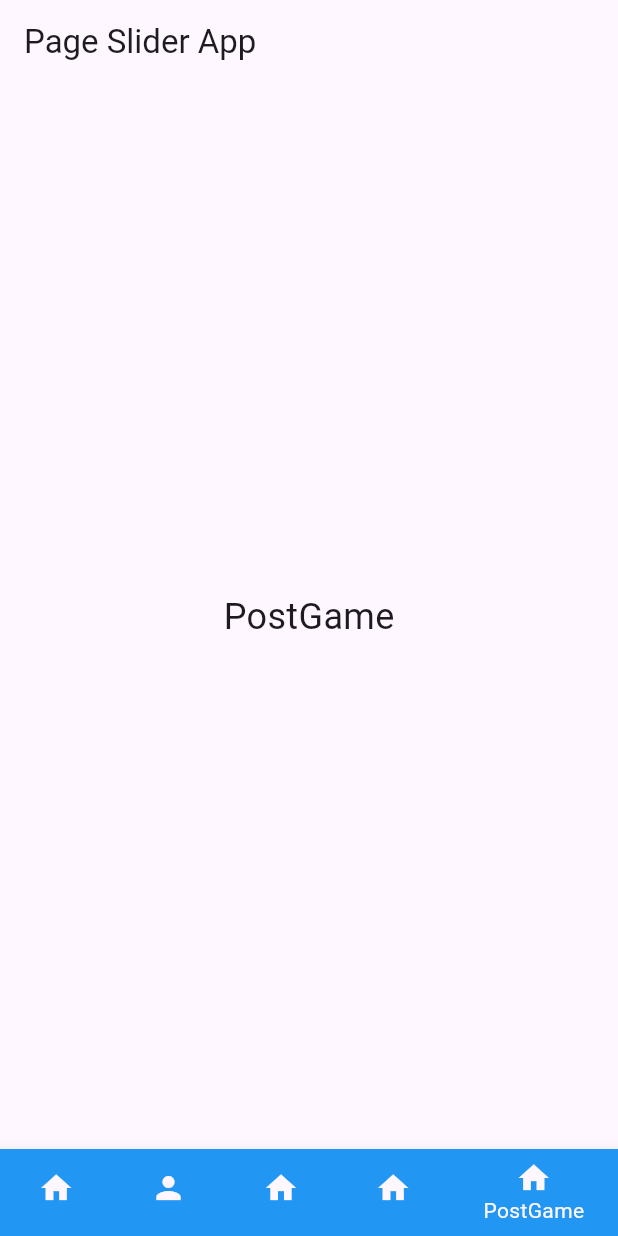
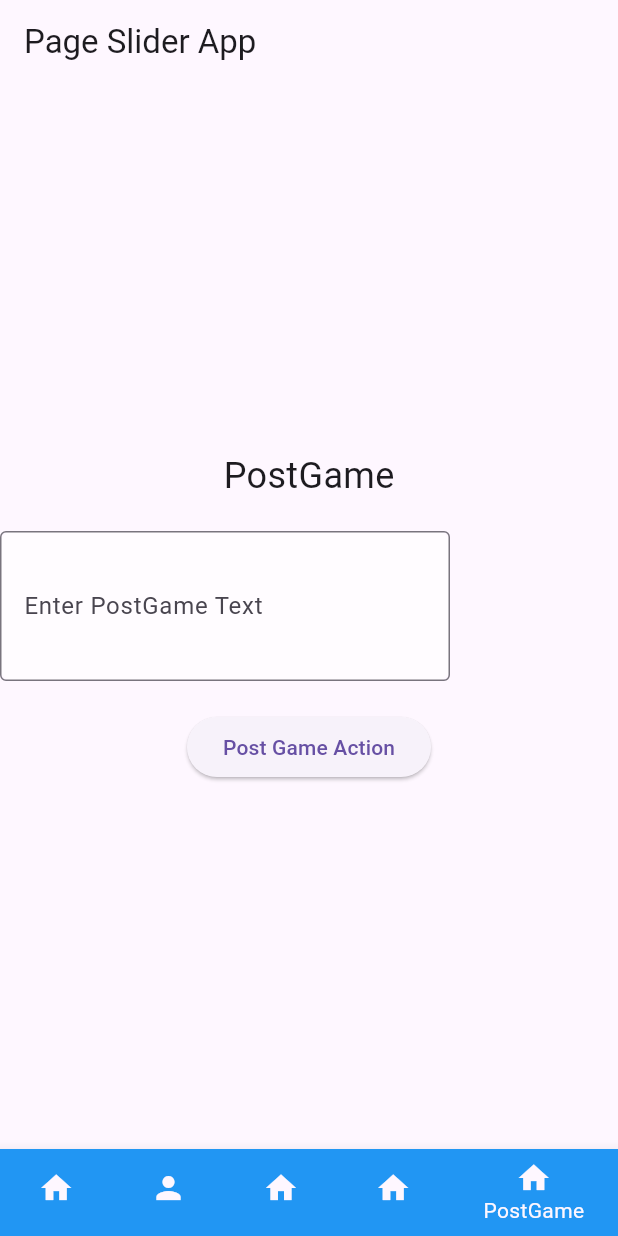
Before and after one commit to FRC4903/ScoutApp2024, a Flutter app: the screen it shows after launch, swiped to page 5, on a phone screen of 412 x 824 dp. Run offline on Flutter 3.47's test engine with Material 3 defaults, Android fonts, the phone set to English and light mode, and no system bars.

Commit message:
Added text widget

```diff
--- a/scout_app_2024/lib/Auto.dart
+++ b/scout_app_2024/lib/Auto.dart
@@ -6,10 +6,12 @@ class Auto extends StatefulWidget {
   final inputs;
   final callback;
 
+  @override
   State<Auto> createState() => Funkyauto();
 }
 
 class Funkyauto extends State<Auto> {
+  @override
   Widget build(BuildContext context) {
     return const Center(
       child: Text(
--- a/scout_app_2024/lib/PostGame.dart
+++ b/scout_app_2024/lib/PostGame.dart
@@ -1,16 +1,116 @@
 import 'package:flutter/material.dart';
 
+typedef StringCallback = void Function(String value);
+
 class PostGame extends StatelessWidget {
-  const PostGame({super.key, required this.inputs, required this.callback});
-  final inputs;
-  final callback;
+  const PostGame({Key? key, required this.inputs, required this.callback}) : super(key: key);
+
+  final dynamic inputs; // You might want to change the type of inputs based on your needs
+  final StringCallback callback;
+
   @override
   Widget build(BuildContext context) {
-    return const Center(
-      child: Text(
-        'PostGame',
-        style: TextStyle(fontSize: 24),
+    return Column(
+      mainAxisAlignment: MainAxisAlignment.center,
+      children: [
+        const Text(
+          'PostGame',
+          style: TextStyle(fontSize: 24),
+        ),
+        SizedBox(height: 20),
+        TextInput(
+          title: 'Enter PostGame Text',
+          callback: (text) {
+            // Handle the entered text
+            callback(text);
+          },
+          initial: '',
+        ),
+        SizedBox(height: 20),
+        ElevatedButton(
+          onPressed: () {
+            // Perform post-game action with inputs
+            callback(inputs);
+          },
+          child: const Text('Post Game Action'),
+        ),
+      ],
+    );
+  }
+}
+
+class TextInput extends StatefulWidget {
+  const TextInput({
+    Key? key,
+    required this.title,
+    required this.callback,
+    this.initial = '',
+  }) : super(key: key);
+
+  final String title;
+  final StringCallback callback;
+  final String initial;
+
+  @override
+  State<TextInput> createState() => TextState();
+}
+
+class TextState extends State<TextInput> {
+  String value = '';
+  late TextEditingController textController;
+  late FocusNode focus;
+
+  @override
+  void initState() {
+    super.initState();
+    textController = TextEditingController(text: widget.initial);
+    focus = FocusNode();
+    focus.addListener(() {
+      if (!focus.hasFocus) {
+        setText();
+      }
+    });
+  }
+
+  @override
+  void dispose() {
+    focus.removeListener(() {});
+    textController.dispose();
+    super.dispose();
+  }
+
+  @override
+  Widget build(BuildContext context) {
+    return Container(
+      child: Row(
+        children: [
+          Container(
+            width: 300,
+            height: 100,
+            decoration: BoxDecoration(
+              color: const Color.fromARGB(144, 255, 255, 255),
+              borderRadius: BorderRadius.circular(9.0),
+            ),
+            child: TextField(
+              focusNode: focus,
+              controller: textController,
+              style: const TextStyle(height: 5),
+              decoration: InputDecoration(
+                border: const OutlineInputBorder(),
+                labelText: widget.title,
+                hintText: 'Enter text here...',
+              ),
+            ),
+          ),
+        ],
       ),
     );
   }
+
+  void setText() {
+    setState(() {
+      value = textController.text;
+    });
+    widget.callback(value);
+  }
 }
--- a/scout_app_2024/lib/my_home_page.dart
+++ b/scout_app_2024/lib/my_home_page.dart
@@ -16,7 +16,9 @@ class MyHomePage extends StatefulWidget {
 class _MyHomePageState extends State<MyHomePage> {
   final PageController _pageController = PageController();
   int _currentPage = 0;
-  var inputs = {};
+  var inputs = {
+    'team': '',
+  };
   @override
   Widget build(BuildContext context) {
     return Scaffold(
@@ -30,27 +32,23 @@ class _MyHomePageState extends State<MyHomePage> {
             _currentPage = index;
           });
         },
-        children: const [
+        children: [
           PreGame(
-            inputs: null,
-            callback: null,
-          ),
+            inputs: inputs,
+            callback:  (value) => setState(() => inputs = value)),
+
           Auto(
             inputs: null,
-            callback: null,
-          ),
+            callback: (value) => setState(() => inputs = value)),
           TeleOp(
             inputs: null,
-            callback: null,
-          ),
+            callback:  (value) => setState(() => inputs = value)),
           Endgame(
             inputs: null,
-            callback: null,
-          ),
+            callback:  (value) => setState(() => inputs = value)),
           PostGame(
             inputs: null,
-            callback: null,
-          ),
+            callback:  (value) => setState(() => inputs = value as Map<String, String>)),
         ],
       ),
       bottomNavigationBar: BottomNavigationBar(
```
Also changed, not shown: scout_app_2024/lib/widgets.dart (+97 -39 lines).
